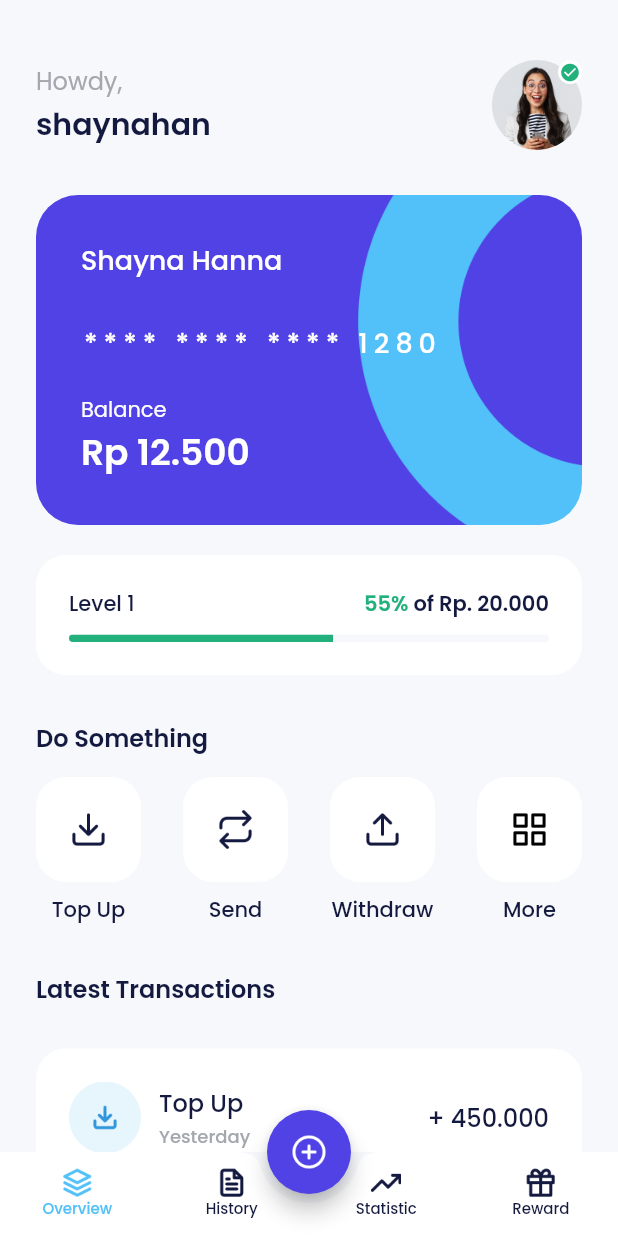
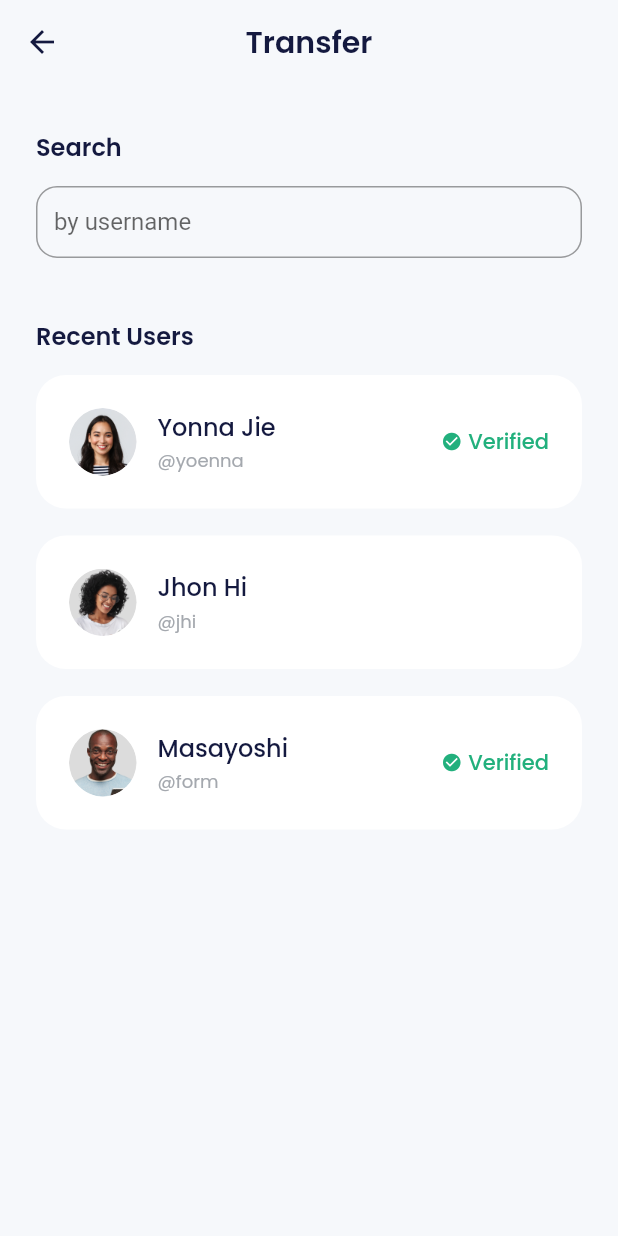
Before and after one commit to rizalfadiaalfikri/bank-sha, a Flutter app: the HomePage screen opened by its route, after a tap on "Send", on a phone screen of 412 x 824 dp. Run offline on Flutter 3.47's test engine with Material 2 defaults, Android fonts, the phone set to English and light mode, and no system bars; our stand-ins replace carousel_slider, google_fonts.

Commit message:
slicing recent user in transfer page

```diff
--- a/lib/main.dart
+++ b/lib/main.dart
@@ -15,6 +15,7 @@ import 'package:bank_sha/ui/pages/splash_page.dart';
 import 'package:bank_sha/ui/pages/topup_amount_page.dart';
 import 'package:bank_sha/ui/pages/topup_page.dart';
 import 'package:bank_sha/ui/pages/topup_success.dart';
+import 'package:bank_sha/ui/pages/transfer_page.dart';
 import 'package:flutter/material.dart';
 
 void main(List<String> args) {
@@ -58,6 +59,7 @@ class MyApp extends StatelessWidget {
         '/topup': (context) => TopUpPage(),
         '/topup-amount': (context) => TopUpAmountPage(),
         '/topup-success': (context) => TopUpSuccessPage(),
+        '/transfer': (context) => TransferPage(),
       },
     );
   }
--- a/lib/ui/pages/home_page.dart
+++ b/lib/ui/pages/home_page.dart
@@ -304,7 +304,9 @@ class HomePage extends StatelessWidget {
               HomeServiceItem(
                 iconUrl: "assets/ic_send.png",
                 title: "Send",
-                onTap: () {},
+                onTap: () {
+                  Navigator.pushNamed(context, '/transfer');
+                },
               ),
               HomeServiceItem(
                 iconUrl: "assets/ic_withdraw.png",
--- a/lib/ui/pages/topup_amount_page.dart
+++ b/lib/ui/pages/topup_amount_page.dart
@@ -1,6 +1,8 @@
 import 'package:bank_sha/shared/theme.dart';
 import 'package:bank_sha/ui/widgets/buttons.dart';
 import 'package:flutter/material.dart';
+import 'package:intl/intl.dart';
+import 'package:url_launcher/url_launcher.dart';
 
 class TopUpAmountPage extends StatefulWidget {
   @override
@@ -10,6 +12,28 @@ class TopUpAmountPage extends StatefulWidget {
 class _TopUpAmountPage extends State<TopUpAmountPage> {
   final TextEditingController amountController =
       TextEditingController(text: '0');
+
+  @override
+  void initState() {
+    super.initState();
+    amountController.addListener(() {
+      final text =
+          amountController.text.replaceAll('.', ''); // Hapus tanda titik
+
+      try {
+        final parsedValue = int.parse(text);
+        amountController.value = amountController.value.copyWith(
+          text:
+              NumberFormat.currency(locale: 'id', decimalDigits: 0, symbol: '')
+                  .format(parsedValue),
+        );
+      } catch (e) {
+        print('Error parsing integer: $e');
+        // Tangani kesalahan, misalnya, berikan nilai default atau tampilkan pesan kesalahan
+      }
+    });
+  }
+
   addAmount(String number) {
     if (amountController.text == '0') {
       amountController.text = '';
@@ -191,6 +215,7 @@ class _TopUpAmountPage extends State<TopUpAmountPage> {
                 title: 'Checkout Now',
                 onPressed: () async {
                   if (await Navigator.pushNamed(context, '/pin') == true) {
+                    await launch('https://demo.midtrans.com/');
                     Navigator.pushNamedAndRemoveUntil(
                         context, '/topup-success', (route) => false);
                   }
--- /dev/null
+++ b/lib/ui/pages/transfer_page.dart
@@ -0,0 +1,81 @@
+import 'package:bank_sha/shared/theme.dart';
+import 'package:bank_sha/ui/widgets/forms.dart';
+import 'package:bank_sha/ui/widgets/transfer_recent_user_item.dart';
+import 'package:flutter/material.dart';
+
+class TransferPage extends StatelessWidget {
+  const TransferPage({super.key});
+
+  @override
+  Widget build(BuildContext context) {
+    return Scaffold(
+      appBar: AppBar(
+        title: Text('Transfer'),
+      ),
+      body: ListView(
+        padding: const EdgeInsets.symmetric(horizontal: 24),
+        children: [
+          const SizedBox(
+            height: 30,
+          ),
+          Text(
+            'Search',
+            style: blackTextStyle.copyWith(
+              fontSize: 16,
+              fontWeight: semiBold,
+            ),
+          ),
+          const SizedBox(
+            height: 14,
+          ),
+          CustomForm(
+            title: 'by username',
+            isShowTitle: false,
+          ),
+          buildRecentUsers(),
+        ],
+      ),
+    );
+  }
+
+  Widget buildRecentUsers() {
+    return Container(
+      margin: const EdgeInsets.only(
+        top: 40,
+      ),
+      child: Column(
+        crossAxisAlignment: CrossAxisAlignment.start,
+        children: [
+          Text(
+            'Recent Users',
+            style: blackTextStyle.copyWith(
+              fontSize: 16,
+              fontWeight: semiBold,
+            ),
+          ),
+          const SizedBox(
+            height: 14,
+          ),
+          TransferRecentUserItem(
+            imageUrl: "assets/img_friend1.png",
+            name: 'Yonna Jie',
+            username: 'yoenna',
+            isVerified: true,
+          ),
+          TransferRecentUserItem(
+            imageUrl: "assets/img_friend2.png",
+            name: 'Jhon Hi',
+            username: 'jhi',
+            isVerified: false,
+          ),
+          TransferRecentUserItem(
+            imageUrl: "assets/img_friend3.png",
+            name: 'Masayoshi',
+            username: 'form',
+            isVerified: true,
+          )
+        ],
+      ),
+    );
+  }
+}
--- a/lib/ui/widgets/forms.dart
+++ b/lib/ui/widgets/forms.dart
@@ -5,24 +5,29 @@ class CustomForm extends StatelessWidget {
   final String title;
   final bool obsecureText;
   final TextEditingController? controller;
+  final bool isShowTitle;
 
-  const CustomForm(
-      {Key? key,
+  const CustomForm({
+    Key? key,
     required this.title,
     this.obsecureText = false,
-      this.controller});
+    this.controller,
+    this.isShowTitle = true,
+  });
 
   @override
   Widget build(BuildContext context) {
     return Column(
       crossAxisAlignment: CrossAxisAlignment.start,
       children: [
+        if (isShowTitle)
           Text(
             title,
             style: blackTextStyle.copyWith(
               fontWeight: medium,
             ),
           ),
+        if (isShowTitle)
           SizedBox(
             height: 8,
           ),
@@ -30,6 +35,7 @@ class CustomForm extends StatelessWidget {
           obscureText: obsecureText,
           controller: controller,
           decoration: InputDecoration(
+            hintText: !isShowTitle ? title : null,
             border: OutlineInputBorder(
               borderRadius: BorderRadius.circular(14),
             ),
--- /dev/null
+++ b/lib/ui/widgets/transfer_recent_user_item.dart
@@ -0,0 +1,88 @@
+import 'package:bank_sha/shared/theme.dart';
+import 'package:flutter/material.dart';
+
+class TransferRecentUserItem extends StatelessWidget {
+  final String imageUrl;
+  final String name;
+  final String username;
+  final bool isVerified;
+  const TransferRecentUserItem({
+    super.key,
+    required this.imageUrl,
+    required this.name,
+    required this.username,
+    required this.isVerified,
+  });
+
+  @override
+  Widget build(BuildContext context) {
+    return Container(
+      margin: const EdgeInsets.only(bottom: 18),
+      padding: const EdgeInsets.all(22),
+      decoration: BoxDecoration(
+        borderRadius: BorderRadius.circular(20),
+        color: Colors.white,
+      ),
+      child: Row(
+        children: [
+          Container(
+            width: 45,
+            height: 45,
+            margin: const EdgeInsets.only(
+              right: 14,
+            ),
+            decoration: BoxDecoration(
+              shape: BoxShape.circle,
+              image: DecorationImage(
+                image: AssetImage(imageUrl),
+              ),
+            ),
+          ),
+          Column(
+            crossAxisAlignment: CrossAxisAlignment.start,
+            children: [
+              Text(
+                name,
+                style: blackTextStyle.copyWith(
+                  fontSize: 16,
+                  fontWeight: medium,
+                ),
+              ),
+              const SizedBox(
+                height: 2,
+              ),
+              Text(
+                '@$username',
+                style: greyTextStyle.copyWith(
+                  fontSize: 12,
+                  fontWeight: regular,
+                ),
+              )
+            ],
+          ),
+          const Spacer(),
+          if (isVerified)
+            Row(
+              children: [
+                Icon(
+                  Icons.check_circle,
+                  size: 14,
+                  color: greenColor,
+                ),
+                const SizedBox(
+                  width: 4,
+                ),
+                Text(
+                  'Verified',
+                  style: greenTextStyle.copyWith(
+                    fontSize: 14,
+                    fontWeight: medium,
+                  ),
+                )
+              ],
+            )
+        ],
+      ),
+    );
+  }
+}
--- a/pubspec.yaml
+++ b/pubspec.yaml
@@ -33,6 +33,7 @@ dependencies:
   google_fonts: ^6.1.0
   carousel_slider: ^4.2.1
   url_launcher: ^6.1.14
+  intl: ^0.19.0
 
 
   # The following adds the Cupertino Icons font to your application.
```
Also changed, not shown: pubspec.lock. Lines whose indentation alone changed are shown as unchanged.
